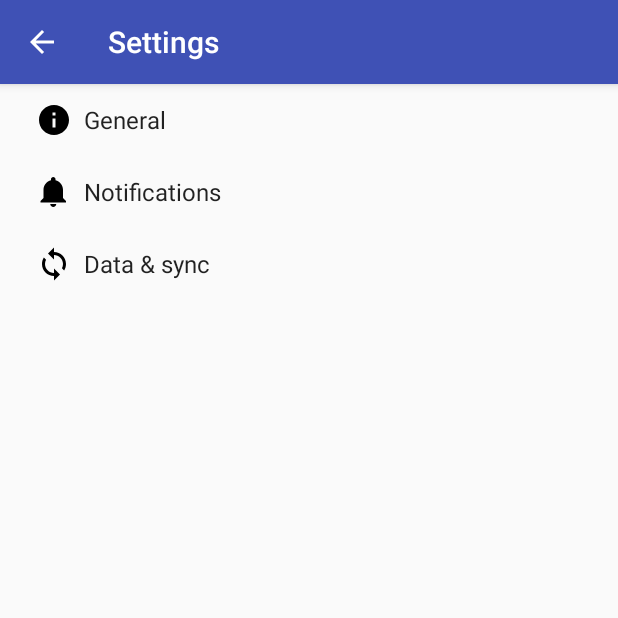
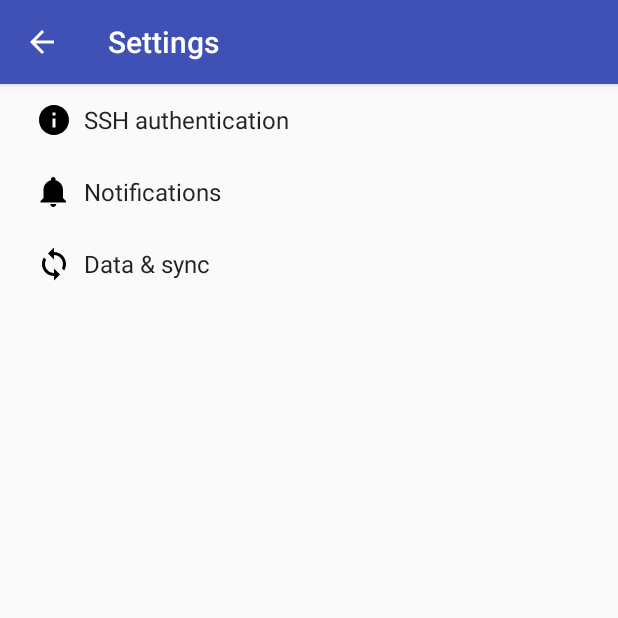
Before and after one commit to aaptel/notmuch-android, an Android app: the SettingsActivity screen opened directly, with no data from a screen before it, on a phone screen of 412 x 824 dp, the top half of it. Run offline under Robolectric (Android 15) with nearby library versions, the phone set to English and light mode, and no system bars.

Commit message:
add proper settings menu for SSH authentication

```diff
--- a/app/src/main/AndroidManifest.xml
+++ b/app/src/main/AndroidManifest.xml
@@ -12,10 +12,10 @@
         android:roundIcon="@mipmap/ic_launcher_round"
         android:supportsRtl="true"
         android:theme="@style/AppTheme">
+
         <activity android:name=".MainActivity">
             <intent-filter>
                 <action android:name="android.intent.action.MAIN" />
-
                 <category android:name="android.intent.category.LAUNCHER" />
             </intent-filter>
         </activity>
@@ -27,7 +27,8 @@
 
         <activity
             android:name=".SettingsActivity"
-            android:label="@string/title_activity_settings"></activity>
+            android:label="@string/title_activity_settings" />
+
     </application>
 
 </manifest>
--- a/app/src/main/res/values/strings.xml
+++ b/app/src/main/res/values/strings.xml
@@ -3,29 +3,6 @@
     <string name="title_activity_settings">Settings</string>
 
     <!-- Strings related to Settings -->
-
-    <!-- Example General settings -->
-    <string name="pref_header_general">General</string>
-
-    <string name="pref_title_social_recommendations">Enable social recommendations</string>
-    <string name="pref_description_social_recommendations">Recommendations for people to contact
-        based on your message history
-    </string>
-
-    <string name="pref_title_display_name">Display name</string>
-    <string name="pref_default_display_name">John Smith</string>
-
-    <string name="pref_title_add_friends_to_messages">Add friends to messages</string>
-    <string-array name="pref_example_list_titles">
-        <item>Always</item>
-        <item>When possible</item>
-        <item>Never</item>
-    </string-array>
-    <string-array name="pref_example_list_values">
-        <item>1</item>
-        <item>0</item>
-        <item>-1</item>
-    </string-array>
 
     <!-- Example settings for Data & Sync -->
     <string name="pref_header_data_sync">Data &amp; sync</string>
@@ -66,11 +43,18 @@
 
     <!-- Example settings for Notifications -->
     <string name="pref_header_notifications">Notifications</string>
-
     <string name="pref_title_new_message_notifications">New message notifications</string>
-
     <string name="pref_title_ringtone">Ringtone</string>
     <string name="pref_ringtone_silent">Silent</string>
 
     <string name="pref_title_vibrate">Vibrate</string>
+
+    <!-- SSH preferences -->
+    <string name="pref_title_ssh_username">Username</string>
+    <string name="pref_title_ssh_host">Host</string>
+    <string name="pref_title_ssh_port">Port</string>
+    <string name="pref_title_ssh_password">Password</string>
+    <string name="pref_header_ssh">SSH authentication</string>
+    <string name="pref_ssh_empty_password">(empty)</string>
+    <string name="ssh_conf_incomplete">No SSH configuration set yet</string>
 </resources>
--- a/app/src/main/res/xml/pref_headers.xml
+++ b/app/src/main/res/xml/pref_headers.xml
@@ -3,9 +3,9 @@
     <!-- These settings headers are only used on tablets. -->
 
     <header
-        android:fragment="org.notmuchmail.notmuch.SettingsActivity$GeneralPreferenceFragment"
+        android:fragment="org.notmuchmail.notmuch.SettingsActivity$SSHPreferenceFragment"
         android:icon="@drawable/ic_info_black_24dp"
-        android:title="@string/pref_header_general" />
+        android:title="@string/pref_header_ssh" />
 
     <header
         android:fragment="org.notmuchmail.notmuch.SettingsActivity$NotificationPreferenceFragment"
--- a/app/src/main/res/xml/pref_ssh.xml
+++ b/app/src/main/res/xml/pref_ssh.xml
@@ -1,21 +1,45 @@
 <PreferenceScreen xmlns:android="http://schemas.android.com/apk/res/android">
 
-    <!-- NOTE: Hide buttons to simplify the UI. Users can touch outside the dialog to
-         dismiss it. -->
-    <!-- NOTE: ListPreference's summary should be set to its value by the activity code. -->
-    <ListPreference
-        android:defaultValue="180"
-        android:entries="@array/pref_sync_frequency_titles"
-        android:entryValues="@array/pref_sync_frequency_values"
-        android:key="sync_frequency"
-        android:negativeButtonText="@null"
-        android:positiveButtonText="@null"
-        android:title="@string/pref_title_sync_frequency" />
+    <EditTextPreference
+        android:capitalize="none"
+        android:defaultValue="host"
+        android:inputType="text"
+        android:key="ssh_host"
+        android:maxLines="1"
+        android:selectAllOnFocus="true"
+        android:singleLine="true"
+        android:title="@string/pref_title_ssh_host" />
 
-    <!-- This preference simply launches an intent when selected. Use this UI sparingly, per
-         design guidelines. -->
-    <Preference android:title="@string/pref_title_system_sync_settings">
-        <intent android:action="android.settings.SYNC_SETTINGS" />
-    </Preference>
+    <EditTextPreference
+        android:capitalize="none"
+        android:defaultValue="22"
+        android:numeric="decimal"
+        android:inputType="number"
+        android:key="ssh_port"
+        android:maxLines="1"
+        android:selectAllOnFocus="true"
+        android:singleLine="true"
+        android:title="@string/pref_title_ssh_port" />
+
+    <EditTextPreference
+        android:capitalize="none"
+        android:defaultValue="username"
+        android:inputType="text"
+        android:key="ssh_username"
+        android:maxLines="1"
+        android:selectAllOnFocus="true"
+        android:singleLine="true"
+        android:title="@string/pref_title_ssh_username" />
+
+    <EditTextPreference
+        android:capitalize="none"
+        android:defaultValue="hunter2"
+        android:password="true"
+        android:inputType="textVisiblePassword"
+        android:key="ssh_password"
+        android:maxLines="1"
+        android:selectAllOnFocus="true"
+        android:singleLine="true"
+        android:title="@string/pref_title_ssh_password" />
 
 </PreferenceScreen>
--- a/build.gradle
+++ b/build.gradle
@@ -7,7 +7,7 @@ buildscript {
         jcenter()
     }
     dependencies {
-        classpath 'com.android.tools.build:gradle:3.1.1'
+        classpath 'com.android.tools.build:gradle:3.1.2'
 
 
         // NOTE: Do not place your application dependencies here; they belong
```
Also changed, not shown: app/src/main/java/org/notmuchmail/notmuch/MainActivity.java (+20 -7 lines), app/src/main/java/org/notmuchmail/notmuch/SettingsActivity.java (+27 -8 lines), app/src/main/java/org/notmuchmail/notmuch/ssh/SSHConf.java (+25 -2 lines), app/src/main/res/layout/activity_main.xml (+8 -0 lines).
